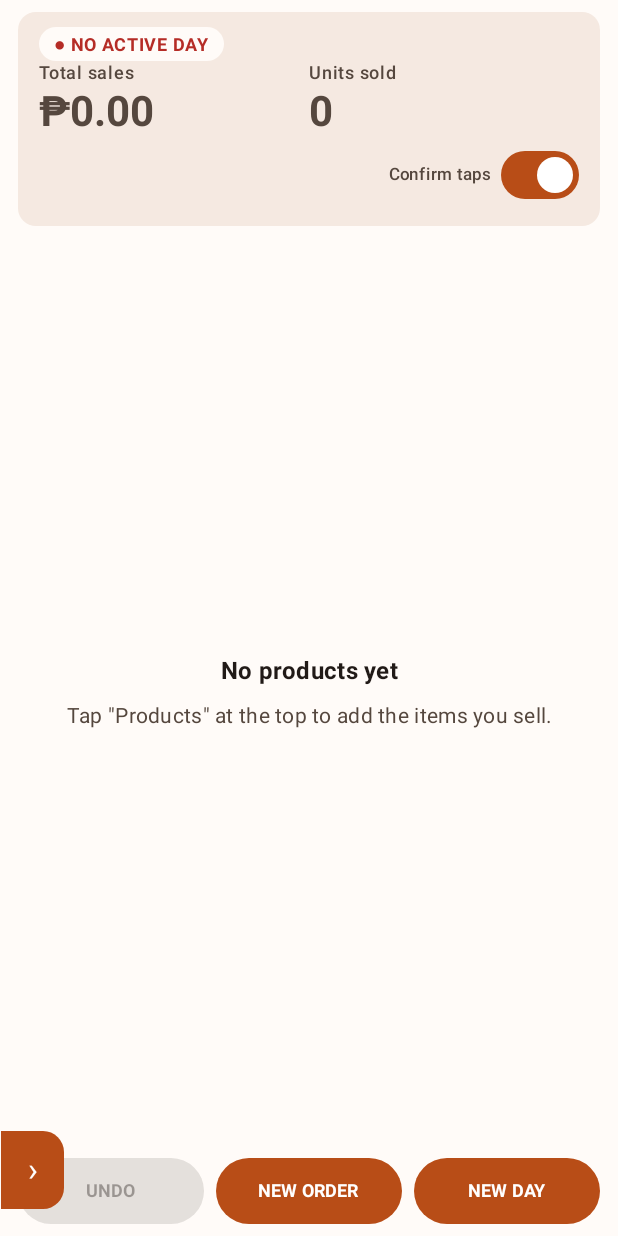
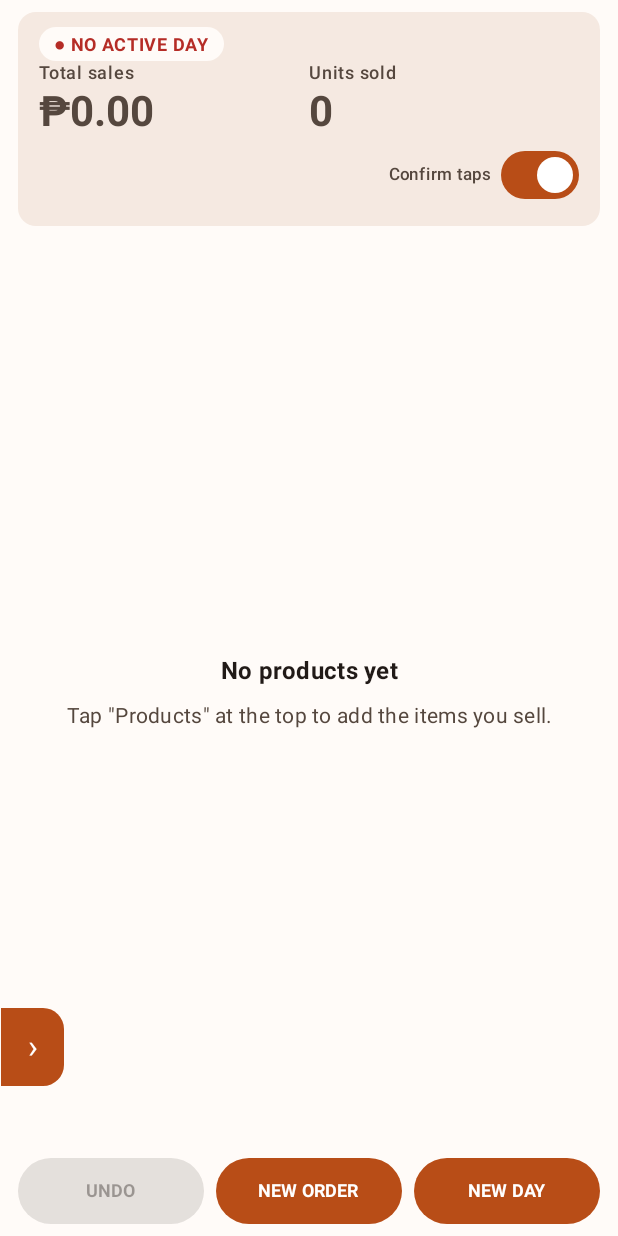
Before and after one commit to sebias0725/Chanos_POS, an Android app built with Jetpack Compose: the screen it shows after launch (MainActivity), on a phone screen of 412 x 824 dp. Run offline under Robolectric (Android 15) with nearby library versions, the phone set to English and light mode, and no system bars; our stand-ins replace Room's generated code; pictures from the network do not load; 2 statements that could not run were skipped.

Commit message:
Add files via upload

```diff
--- a/app/build.gradle.kts
+++ b/app/build.gradle.kts
@@ -13,8 +13,8 @@ android {
         applicationId = "com.shoptracker.pos"
         minSdk = 26
         targetSdk = 34
-        versionCode = 7
-        versionName = "1.7.9"
+        versionCode = 8
+        versionName = "1.8.0"
     }
 
     // A fixed signing key (committed with the project) so every build is signed the same way
--- a/app/src/main/java/com/shoptracker/pos/data/Daos.kt
+++ b/app/src/main/java/com/shoptracker/pos/data/Daos.kt
@@ -24,8 +24,8 @@ interface ProductDao {
     @Delete
     suspend fun delete(product: Product)
 
-    @Query("UPDATE products SET stock = stock + :delta WHERE id = :id")
-    suspend fun adjustStock(id: Long, delta: Int)
+    @Query("UPDATE products SET stock = stock + :delta WHERE id = :id AND stock + :delta >= 0")
+    suspend fun adjustStock(id: Long, delta: Int): Int
 
     @Query("SELECT COUNT(*) FROM products WHERE categoryId = :categoryId")
     suspend fun countInCategory(categoryId: Long): Int
--- a/app/src/main/java/com/shoptracker/pos/ui/App.kt
+++ b/app/src/main/java/com/shoptracker/pos/ui/App.kt
@@ -1,6 +1,8 @@
 package com.shoptracker.pos.ui
 
 import androidx.activity.compose.BackHandler
+import androidx.compose.ui.draw.clip
+import androidx.compose.foundation.layout.size
 import androidx.compose.foundation.background
 import androidx.compose.foundation.clickable
 import androidx.compose.foundation.layout.height
@@ -50,6 +52,7 @@ sealed interface Screen {
     data class DayDetail(val dayId: Long) : Screen
     data object Chart : Screen
     data object Compare : Screen
+    data object Profile : Screen
     data object NewDay : Screen
 }
 
@@ -111,6 +114,7 @@ fun App(vm: MainViewModel) {
                     onCompare = { push(Screen.Compare) },
                     onOpenDay = { push(Screen.DayDetail(it)) }
                 )
+                Screen.Profile -> CustomizeProfileScreen(onBack = { pop() })
                 Screen.Products -> ProductsScreen(vm, onBack = { pop() })
                 Screen.Orders -> OrdersScreen(vm, onBack = { pop() }, onNewOrder = { push(Screen.NewOrder) })
                 Screen.NewOrder -> NewOrderScreen(vm, onBack = { pop() }, onDone = { pop() })
@@ -130,11 +134,11 @@ fun App(vm: MainViewModel) {
                 Screen.NewDay -> NewDayScreen(vm, onBack = { pop() }, onDone = { pop() })
             }
                 // A small edge handle remains available without resizing the dashboard.
-                if (!sidebar) {
+                if (!sidebar && screen == Screen.Main) {
                     androidx.compose.material3.Button(
                         onClick = { sidebar = true },
                         modifier = Modifier.align(androidx.compose.ui.Alignment.BottomStart)
-                            .padding(bottom = 18.dp)
+                            .padding(bottom = 100.dp)
                             .width(42.dp)
                             .height(52.dp),
                         contentPadding = androidx.compose.foundation.layout.PaddingValues(0.dp),
@@ -143,7 +147,7 @@ fun App(vm: MainViewModel) {
                         )
                     ) { Text("›", color = MaterialTheme.colorScheme.onPrimary, style = MaterialTheme.typography.titleLarge) }
                 }
-                if (sidebar) {
+                if (sidebar && screen == Screen.Main) {
                     // Tap outside the panel to dismiss; no underlying dashboard interaction.
                     Box(
                         Modifier.fillMaxSize()
@@ -168,8 +172,12 @@ fun App(vm: MainViewModel) {
                                 verticalAlignment = androidx.compose.ui.Alignment.CenterVertically,
                                 horizontalArrangement = Arrangement.SpaceBetween
                             ) {
-                                Text(UserProfile.name, style = MaterialTheme.typography.titleMedium,
-                                    modifier = Modifier.weight(1f))
+                                androidx.compose.material3.IconButton(
+                                    onClick = { sidebar = false; push(Screen.Profile) },
+                                    modifier = Modifier.weight(1f).height(78.dp)
+                                ) {
+                                    UserPhoto(Modifier.size(64.dp).clip(androidx.compose.foundation.shape.CircleShape))
+                                }
                                 androidx.compose.material3.IconButton(onClick = { sidebar = false }) {
                                     Text("‹", style = MaterialTheme.typography.titleLarge)
                                 }
--- a/app/src/main/java/com/shoptracker/pos/ui/NewOrderScreen.kt
+++ b/app/src/main/java/com/shoptracker/pos/ui/NewOrderScreen.kt
@@ -330,15 +330,15 @@ private fun QtyRow(product: Product, qty: Int, onChange: (Int) -> Unit) {
                 color = MaterialTheme.colorScheme.onSurfaceVariant
             )
         }
-        StepButton("−", onClick = { onChange(qty - 1) }, enabled = qty > 0)
+        StepButton("−", onClick = { onChange((qty - 1).coerceAtLeast(0)) }, enabled = qty > 0)
         OutlinedTextField(
             value = if (qty == 0) "" else qty.toString(),
-            onValueChange = { v -> if (v.length <= 4 && v.all { c -> c.isDigit() }) onChange(v.toIntOrNull() ?: 0) },
+            onValueChange = { v -> if (v.length <= 4 && v.all { c -> c.isDigit() }) onChange((v.toIntOrNull() ?: 0).coerceIn(0, product.stock.coerceAtLeast(0))) },
             placeholder = { Text("0") },
             singleLine = true,
             keyboardOptions = KeyboardOptions(keyboardType = KeyboardType.Number),
             modifier = Modifier.width(84.dp)
         )
-        StepButton("+", onClick = { onChange(qty + 1) })
+        StepButton("+", onClick = { onChange(qty + 1) }, enabled = qty < product.stock)
     }
 }
--- a/app/src/main/java/com/shoptracker/pos/ui/WastesScreen.kt
+++ b/app/src/main/java/com/shoptracker/pos/ui/WastesScreen.kt
@@ -47,7 +47,7 @@ fun WastesScreen(vm: MainViewModel, onBack: () -> Unit) {
                 }
             }
             OutlinedTextField(value = note, onValueChange = { note = it }, label = { Text("Notes (optional)") })
-            Button(enabled = productId != null && (qty.toIntOrNull() ?: 0) > 0, onClick = {
+            Button(enabled = productId != null && (qty.toIntOrNull() ?: 0) > 0 && (qty.toIntOrNull() ?: 0) <= (products.firstOrNull { it.id == productId }?.stock ?: 0), onClick = {
                 productId?.let { vm.recordWaste(it, qty.toIntOrNull() ?: 0, reason, note) }
                 note = ""; qty = "1"
             }) { Text("Record waste") }
```
Also changed, not shown: app/src/main/java/com/shoptracker/pos/MainViewModel.kt (+11 -3 lines), app/src/main/java/com/shoptracker/pos/ui/NewDayScreen.kt (+11 -1 lines), app/src/main/java/com/shoptracker/pos/ui/UserProfile.kt (+21 -0 lines).
